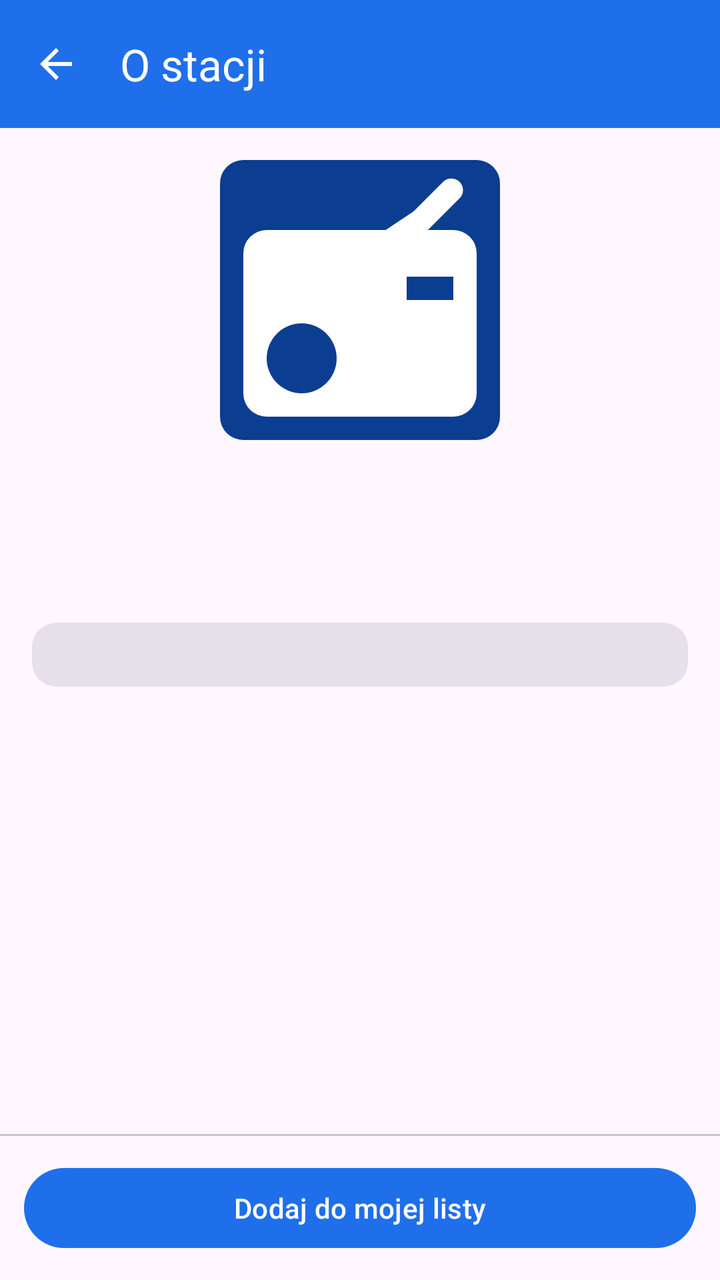
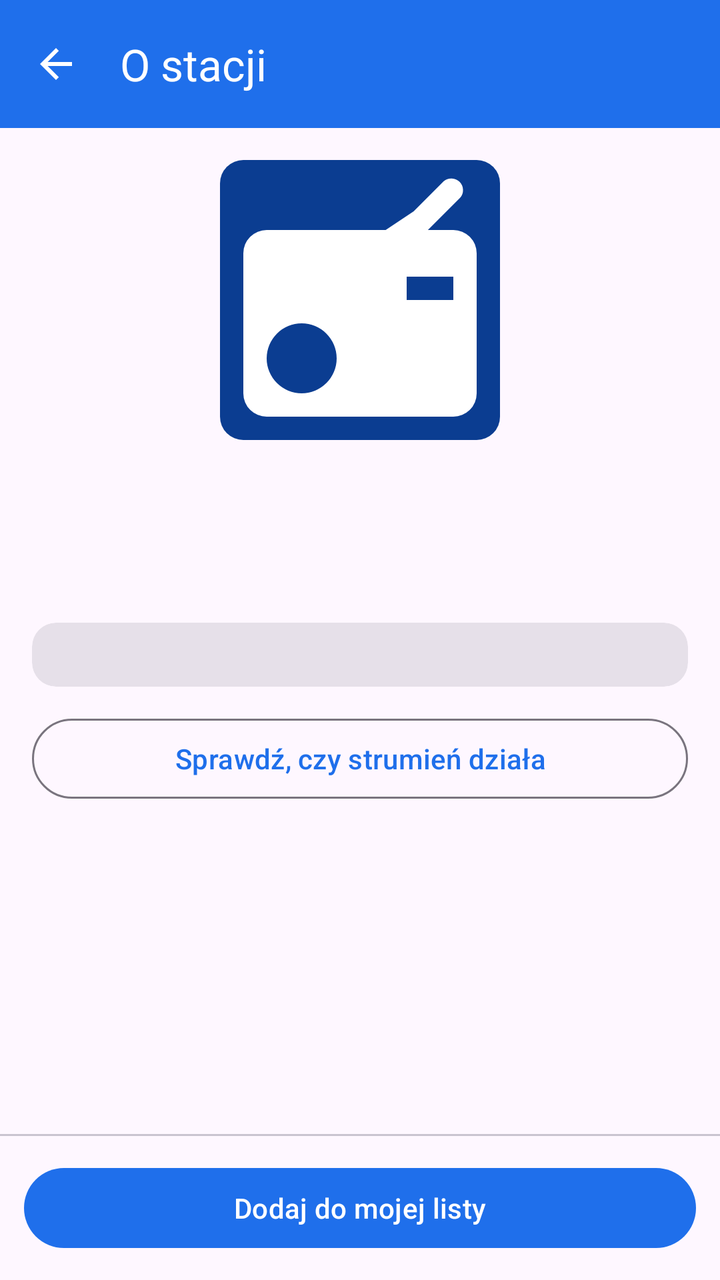

Before-and-after screenshots of an Android layout around one commit, followed by the original layout XML and the change that was made.
<!-- AndroidManifest.xml: application theme Theme.TwinsenRadio -->
<!-- res/layout/activity_station_info.xml -->
<?xml version="1.0" encoding="utf-8"?>
<LinearLayout xmlns:android="http://schemas.android.com/apk/res/android"
    xmlns:app="http://schemas.android.com/apk/res-auto"
    android:layout_width="match_parent"
    android:layout_height="match_parent"
    android:orientation="vertical">

    <com.google.android.material.appbar.MaterialToolbar
        android:id="@+id/toolbar"
        android:layout_width="match_parent"
        android:layout_height="?attr/actionBarSize"
        android:background="?attr/colorPrimary"
        app:navigationIcon="@drawable/ic_arrow_back"
        app:title="@string/info_title"
        app:titleTextColor="@color/on_brand" />

    <androidx.core.widget.NestedScrollView
        android:layout_width="match_parent"
        android:layout_height="0dp"
        android:layout_weight="1"
        android:clipToPadding="false"
        android:padding="16dp">

        <LinearLayout
            android:layout_width="match_parent"
            android:layout_height="wrap_content"
            android:orientation="vertical">

            <ImageView
                android:id="@+id/logo"
                android:layout_width="140dp"
                android:layout_height="140dp"
                android:layout_gravity="center_horizontal"
                android:contentDescription="@null"
                android:scaleType="fitCenter"
                android:src="@drawable/logo_placeholder" />

            <TextView
                android:id="@+id/name"
                android:layout_width="match_parent"
                android:layout_height="wrap_content"
                android:layout_marginTop="16dp"
                android:gravity="center"
                android:textAppearance="?attr/textAppearanceHeadlineSmall"
                android:textStyle="bold" />

            <TextView
                android:id="@+id/tagline"
                android:layout_width="match_parent"
                android:layout_height="wrap_content"
                android:layout_marginTop="4dp"
                android:gravity="center"
                android:textAppearance="?attr/textAppearanceBodyMedium" />

            <com.google.android.material.card.MaterialCardView
                style="@style/Widget.Material3.CardView.Filled"
                android:layout_width="match_parent"
                android:layout_height="wrap_content"
                android:layout_marginTop="20dp">

                <LinearLayout
                    android:id="@+id/details"
                    android:layout_width="match_parent"
                    android:layout_height="wrap_content"
                    android:orientation="vertical"
                    android:padding="16dp" />
            </com.google.android.material.card.MaterialCardView>

            <com.google.android.material.button.MaterialButton
                android:id="@+id/btnHomepage"
                style="@style/Widget.Material3.Button.TextButton"
                android:layout_width="match_parent"
                android:layout_height="wrap_content"
                android:layout_marginTop="8dp"
                android:text="@string/info_homepage"
                android:visibility="gone" />
        </LinearLayout>
    </androidx.core.widget.NestedScrollView>

    <com.google.android.material.divider.MaterialDivider
        android:layout_width="match_parent"
        android:layout_height="wrap_content" />

    <com.google.android.material.button.MaterialButton
        android:id="@+id/btnToggle"
        android:layout_width="match_parent"
        android:layout_height="wrap_content"
        android:layout_margin="12dp"
        android:text="@string/info_add" />
</LinearLayout>
<!-- resources referenced by this layout -->
<resources>
  <color name="on_brand">#FFFFFFFF</color>
  <!-- drawable ic_arrow_back (drawable) -->
  <vector xmlns:android="http://schemas.android.com/apk/res/android"
      android:width="24dp"
      android:height="24dp"
      android:viewportWidth="24"
      android:viewportHeight="24"
      android:tint="#FFFFFFFF">
      <path
          android:fillColor="#FFFFFFFF"
          android:pathData="M20,11H7.83l5.59,-5.59L12,4l-8,8 8,8 1.41,-1.41L7.83,13H20v-2z" />
  </vector>
  <!-- drawable logo_placeholder (drawable) -->
  <?xml version="1.0" encoding="utf-8"?>
  <layer-list xmlns:android="http://schemas.android.com/apk/res/android">
      <item>
          <shape android:shape="rectangle">
              <solid android:color="@color/brand_dark" />
              <corners android:radius="8dp" />
          </shape>
      </item>
      <item
          android:gravity="center"
          android:width="96dp"
          android:height="96dp"
          android:drawable="@drawable/ic_radio" />
  </layer-list>
  <string name="info_add">Dodaj do mojej listy</string>
  <string name="info_homepage">Strona stacji</string>
  <string name="info_title">O stacji</string>
  <style name="Theme.TwinsenRadio" parent="Theme.Material3.DayNight.NoActionBar">
          <item name="colorPrimary">@color/brand</item>
          <item name="colorOnPrimary">@color/on_brand</item>
          <item name="android:statusBarColor" tools:targetApi="21">@color/brand_dark</item>
      </style>
  <color name="brand_dark">#FF0B3D91</color>
  <!-- drawable ic_radio (drawable) -->
  <vector xmlns:android="http://schemas.android.com/apk/res/android"
      android:width="24dp"
      android:height="24dp"
      android:viewportWidth="24"
      android:viewportHeight="24"
      android:tint="#FFFFFFFF">
      <path
          android:fillColor="#FFFFFFFF"
          android:pathData="M20,6h-2.18l2.77,-2.77a1,1 0,0 0,-1.41 -1.41L16.6,4.4 14.2,6H4a2,2 0,0 0,-2 2v12a2,2 0,0 0,2 2h16a2,2 0,0 0,2 -2V8A2,2 0,0 0,20 6zM7,20a3,3 0,1 1,3 -3A3,3 0,0 1,7 20zM20,12h-4v-2h4z" />
  </vector>
  <color name="brand">#FF1F6FEB</color>
</resources>

<!-- the commit's change to res/layout/activity_station_info.xml (unified diff, before → after) -->
@@ -67,6 +67,23 @@
             </com.google.android.material.card.MaterialCardView>
 
             <com.google.android.material.button.MaterialButton
+                android:id="@+id/btnProbe"
+                style="@style/Widget.Material3.Button.OutlinedButton"
+                android:layout_width="match_parent"
+                android:layout_height="wrap_content"
+                android:layout_marginTop="12dp"
+                android:text="@string/info_probe" />
+
+            <TextView
+                android:id="@+id/probeResult"
+                android:layout_width="match_parent"
+                android:layout_height="wrap_content"
+                android:layout_marginTop="8dp"
+                android:gravity="center"
+                android:textAppearance="?attr/textAppearanceBodyMedium"
+                android:visibility="gone" />
+
+            <com.google.android.material.button.MaterialButton
                 android:id="@+id/btnHomepage"
                 style="@style/Widget.Material3.Button.TextButton"
                 android:layout_width="match_parent"
<!-- resource entries referenced after the edit -->
@@ -29,6 +29,7 @@
   </layer-list>
   <string name="info_add">Dodaj do mojej listy</string>
   <string name="info_homepage">Strona stacji</string>
+  <string name="info_probe">Sprawdź, czy strumień działa</string>
   <string name="info_title">O stacji</string>
   <style name="Theme.TwinsenRadio" parent="Theme.Material3.DayNight.NoActionBar">
           <item name="colorPrimary">@color/brand</item>
